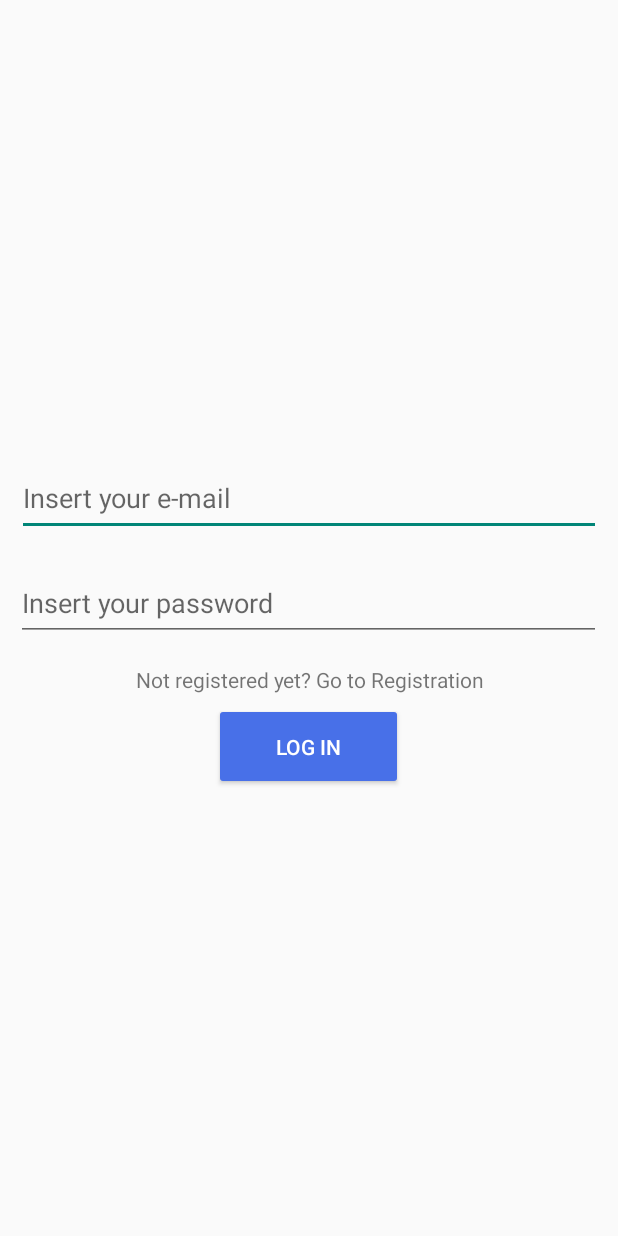
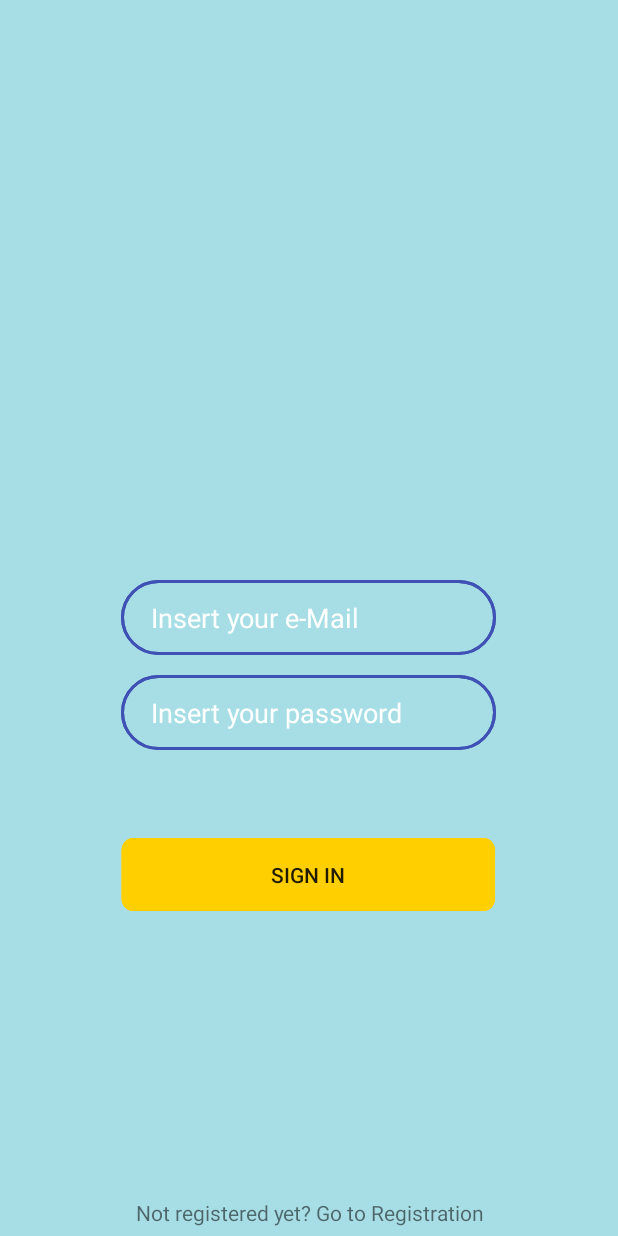
Before and after one commit to massibacchio/MyShot, an Android app: the screen it shows after launch (EnterActivity), on a phone screen of 412 x 824 dp. Run offline under Robolectric (Android 15) with nearby library versions, the phone set to English and light mode, and no system bars.

Commit message:
aggiunto layout login

```diff
--- a/app/src/main/AndroidManifest.xml
+++ b/app/src/main/AndroidManifest.xml
@@ -30,11 +30,13 @@
 
 
 
+
         </activity>
 
         <activity
             android:name=".Activities.MainActivity"
             android:exported="false">
+
 
 
         </activity>
--- a/app/src/main/java/com/example/MyShot/Fragments/ProfileFragment.java
+++ b/app/src/main/java/com/example/MyShot/Fragments/ProfileFragment.java
@@ -31,7 +31,7 @@ import java.util.List;
 public class ProfileFragment extends LogFragment {
     MainActivity mainActivity;
 
-    private ImageView profileImage;
+    private ImageView logoImage;
     private TextView usernameTextView;
     private TextView emailTextView;
 
@@ -95,7 +95,7 @@ public class ProfileFragment extends LogFragment {
         View view = inflater.inflate(R.layout.fragment_profile, container, false);
 
         // Ottieni i riferimenti alle view nel layout
-        profileImage = view.findViewById(R.id.profileImage);
+        logoImage = view.findViewById(R.id.appLogoImageView);
         usernameTextView = view.findViewById(R.id.usernameTextView);
         emailTextView = view.findViewById(R.id.emailTextView);
         recyclerView = view.findViewById(R.id.profileRecyclerView);
--- /dev/null
+++ b/app/src/main/res/drawable/button_border.xml
@@ -0,0 +1,8 @@
+<?xml version="1.0" encoding="utf-8"?>
+<shape
+    xmlns:android="http://schemas.android.com/apk/res/android"
+    android:shape= "rectangle"  >
+    <corners android:radius="45dp"/>
+
+    <stroke android:width="2dp"  android:color="#3F51B5"/>
+</shape>
--- a/app/src/main/res/layout/fragment_login.xml
+++ b/app/src/main/res/layout/fragment_login.xml
@@ -1,61 +1,86 @@
 <?xml version="1.0" encoding="utf-8"?>
-<FrameLayout xmlns:android="http://schemas.android.com/apk/res/android"
-    xmlns:tools="http://schemas.android.com/tools"
+<RelativeLayout
+    xmlns:android="http://schemas.android.com/apk/res/android"
+    android:orientation="vertical"
     android:layout_width="match_parent"
-    android:layout_height="match_parent"
-    tools:context=".Fragments.LoginFragment">
-
-    <ImageView
-        android:layout_width="match_parent"
-        android:layout_height="wrap_content"
-
-        android:scaleType="centerCrop"
-        android:adjustViewBounds="true"
-        android:layout_gravity="top"/>
+    android:background="#926BCBD8"
+    android:layout_height="match_parent">
 
 
     <LinearLayout
-        android:layout_width="match_parent"
-        android:layout_height="match_parent"
-        android:gravity="center"
-        android:orientation="vertical">
+        android:background="@drawable/button_border"
+        android:layout_width="wrap_content"
+        android:layout_height="wrap_content"
+        android:id="@+id/linearLayout"
+        android:orientation="vertical"
+        android:layout_centerVertical="true"
+        android:layout_centerHorizontal="true">
 
         <EditText
             android:id="@+id/userEmail"
-            android:layout_width="389dp"
+            android:paddingLeft="20dp"
+            android:layout_width="250dp"
             android:layout_height="50dp"
-            android:layout_margin="10dp"
-            android:autofillHints="@string/insertEmail"
-            android:ems="10"
-            android:hint="@string/insertEmail"
-            android:inputType="textEmailAddress" />
+            android:background="@drawable/button_border"
+            android:hint="Insert your e-Mail"
+            android:textColor="#ffffff"
+            android:textColorHint="#ffffff" />
+
+    </LinearLayout>
+
+    <LinearLayout
+        android:background="@drawable/button_border"
+        android:layout_width="wrap_content"
+        android:layout_height="wrap_content"
+        android:id="@+id/linearLayout2"
+        android:orientation="vertical"
+        android:layout_below="@+id/linearLayout"
+        android:layout_alignLeft="@+id/linearLayout"
+        android:layout_alignStart="@+id/linearLayout"
+        android:layout_marginTop="13dp">
+
 
         <EditText
             android:id="@+id/userPassword"
-            android:layout_width="390dp"
+            android:paddingLeft="20dp"
+            android:layout_width="250dp"
             android:layout_height="50dp"
-            android:layout_margin="10dp"
-            android:layout_marginTop="0dp"
-            android:autofillHints="@string/insertPassword"
-            android:ems="10"
-            android:hint="@string/insertPassword"
-            android:inputType="textPassword" />
+            android:layout_below="@+id/linearLayout2"
+            android:layout_centerHorizontal="true"
+            android:layout_weight="12.09"
+            android:background="@drawable/button_border"
+            android:hint="Insert your password"
+            android:text=""
+            android:textColor="#ffffff"
+            android:textColorHint="#ffffff" />
+
+    </LinearLayout>
+
 
     <TextView
         android:id="@+id/switchLoginToRegisterLabel"
         android:layout_width="match_parent"
         android:layout_height="wrap_content"
-            android:layout_margin="6dp"
-            android:gravity="center"
-            android:text="@string/goToRegister" />
+        android:layout_marginStart="6dp"
+        android:layout_marginTop="6dp"
+        android:layout_marginEnd="6dp"
+        android:layout_marginBottom="6dp"
+        android:text="@string/goToRegistration"
+        android:layout_alignParentBottom="true"
+        android:gravity="center"/>
 
     <Button
+        android:background="@drawable/bg_button"
+        android:text="SIGN IN"
+        android:layout_width="250dp"
+        android:layout_height="50dp"
         android:id="@+id/logButton"
-            android:layout_width="126dp"
-            android:layout_height="58dp"
-            android:backgroundTint="@color/blue"
-            android:text="@string/login"
-            android:textColor="@color/white" />
+        android:clickable="true"
+        android:onClick="isValidUser"
+        android:layout_marginTop="58dp"
+        android:layout_below="@+id/linearLayout2"
+        android:layout_alignLeft="@+id/linearLayout2"
+        android:layout_alignStart="@+id/linearLayout2" />
 
-    </LinearLayout>
-</FrameLayout>
+
+</RelativeLayout>
--- a/app/src/main/res/values/strings.xml
+++ b/app/src/main/res/values/strings.xml
@@ -6,7 +6,7 @@
     <string name="insertEmail">Insert your e-mail</string>
     <string name="insertUsername">Insert your username</string>
     <string name="insertPassword">Insert your password</string>
-    <string name="goToRegister">Not registered yet? Go to Registration</string>
+    <string name="goToRegistration">Not registered yet? Go to Registration</string>
     <string name="login">Log In</string>
 
 
--- a/app/src/main/res/values/styles.xml
+++ b/app/src/main/res/values/styles.xml
@@ -2,7 +2,7 @@
     <!-- Base application theme. -->
     <style name="Theme.MyShot" parent="Theme.AppCompat.Light.NoActionBar">
         <!-- Primary brand color. -->
-        <item name="colorPrimary">@color/purple_500</item>
+        <item name="colorPrimary">@color/cardcolor</item>
         <item name="colorPrimaryVariant">@color/purple_700</item>
         <item name="colorOnPrimary">@color/white</item>
         <!-- Secondary brand color. -->
@@ -10,7 +10,7 @@
         <item name="colorSecondaryVariant">@color/teal_700</item>
         <item name="colorOnSecondary">@color/black</item>
         <!-- Status bar color. -->
-        <item name="android:statusBarColor" >?attr/colorPrimaryVariant</item>
+        <item name="android:statusBarColor" >@color/cardcolor</item>
 
     </style>
 </resources>
```
Also changed, not shown: app/src/main/java/com/example/MyShot/Adapters/ImageListAdapter.java (+9 -7 lines), app/src/main/java/com/example/MyShot/Classes/ImageItem.java (+22 -9 lines), app/src/main/java/com/example/MyShot/Fragments/AddImageFragment.java (+47 -4 lines), app/src/main/res/layout/fragment_add_image.xml (+37 -21 lines), app/src/main/res/layout/fragment_home.xml (+15 -14 lines), app/src/main/res/layout/fragment_profile.xml (+50 -52 lines), app/src/main/res/layout/fragment_signup.xml (+12 -8 lines), app/src/main/res/layout/list_item_layout.xml (+22 -15 lines), app/src/main/res/drawable/bg_button.png (added), app/src/main/res/drawable/login_text.png (added). Lines whose indentation alone changed are shown as unchanged.
